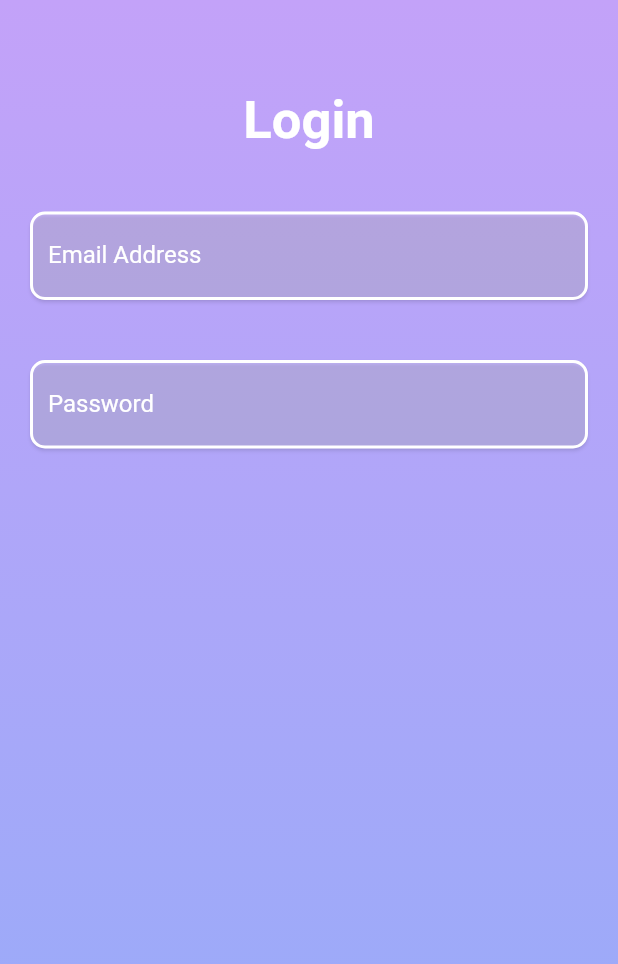
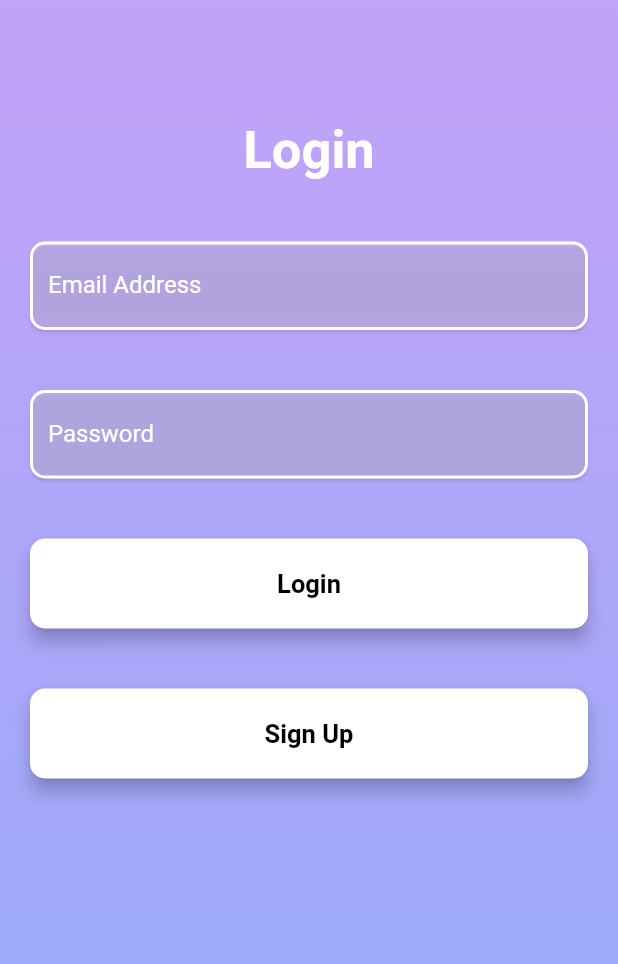
Before and after one commit to bra-alex/Flutter, a Flutter app: the screen it shows after launch, on a phone screen of 412 x 824 dp. Shown: the top 964 px of the screen. Run offline on Flutter 3.47's test engine with Material 2 defaults, Android fonts, the phone set to English and light mode, and no system bars.

Commit message:
update login navigation to signup

```diff
--- a/assignment2/lib/login_screen.dart
+++ b/assignment2/lib/login_screen.dart
@@ -1,5 +1,8 @@
+import 'package:assignment2/signup_screen.dart';
 import 'package:flutter/material.dart';
+import 'package:assignment2/buttons.dart';
 import 'package:assignment2/background.dart';
+import 'package:assignment2/text_inputs.dart';
 
 class LoginScreen extends StatefulWidget {
   const LoginScreen({super.key});
@@ -19,25 +22,38 @@ class _LoginScreenState extends State<LoginScreen> {
           backgroundColor: Colors.transparent,
           body: Column(
             crossAxisAlignment: CrossAxisAlignment.center,
-            children: const [
-              SizedBox(
-                height: 40,
+            children: [
+              const SizedBox(
+                height: 60,
               ),
-              Text(
+              const Text(
                 'Login',
                 style: TextStyle(
                     fontSize: 35,
                     fontWeight: FontWeight.bold,
                     color: Colors.white),
               ),
-              SizedBox(
+              const SizedBox(
                 height: 40,
               ),
-              TextInputs(placeholder: 'Email Address'),
-              SizedBox(
+              const TextInputs(placeholder: 'Email Address'),
+              const SizedBox(
                 height: 40,
               ),
-              TextInputs(placeholder: 'Password')
+              const TextInputs(placeholder: 'Password'),
+              const SizedBox(
+                height: 40,
+              ),
+              Buttons(placeholder: "Login", navigation: () => {}),
+              const SizedBox(
+                height: 40,
+              ),
+              Buttons(
+                  placeholder: "Sign Up",
+                  navigation: () {
+                    Navigator.of(context).push(MaterialPageRoute(
+                        builder: (context) => const SignupScreen()));
+                  })
             ],
           ),
         ),
@@ -45,45 +61,3 @@ class _LoginScreenState extends State<LoginScreen> {
     ));
   }
 }
-
-class TextInputs extends StatefulWidget {
-  const TextInputs({super.key, required this.placeholder});
-
-  final String placeholder;
-  @override
-  State<TextInputs> createState() => _TextInputsState();
-}
-
-class _TextInputsState extends State<TextInputs> {
-  @override
-  Widget build(BuildContext context) {
-    return Column(
-      children: [
-        Material(
-          color: Colors.transparent,
-          elevation: 1.0,
-          shadowColor: Colors.black.withOpacity(0.5),
-          borderRadius: const BorderRadius.all(Radius.circular(10.0)),
-          child: TextFormField(
-            style: const TextStyle(color: Colors.white),
-            keyboardType: TextInputType.emailAddress,
-            autocorrect: false,
-            decoration: InputDecoration(
-                fillColor: Colors.white.withOpacity(0.2),
-                filled: true,
-                label: Text(
-                  widget.placeholder,
-                  style: const TextStyle(color: Colors.white),
-                ),
-                focusedBorder: const OutlineInputBorder(
-                    borderSide: BorderSide(color: Colors.white),
-                    borderRadius: BorderRadius.all(Radius.circular(10.0))),
-                enabledBorder: const OutlineInputBorder(
-                    borderSide: BorderSide(color: Colors.white, width: 2.0),
-                    borderRadius: BorderRadius.all(Radius.circular(10.0)))),
-          ),
-        )
-      ],
-    );
-  }
-}
```
